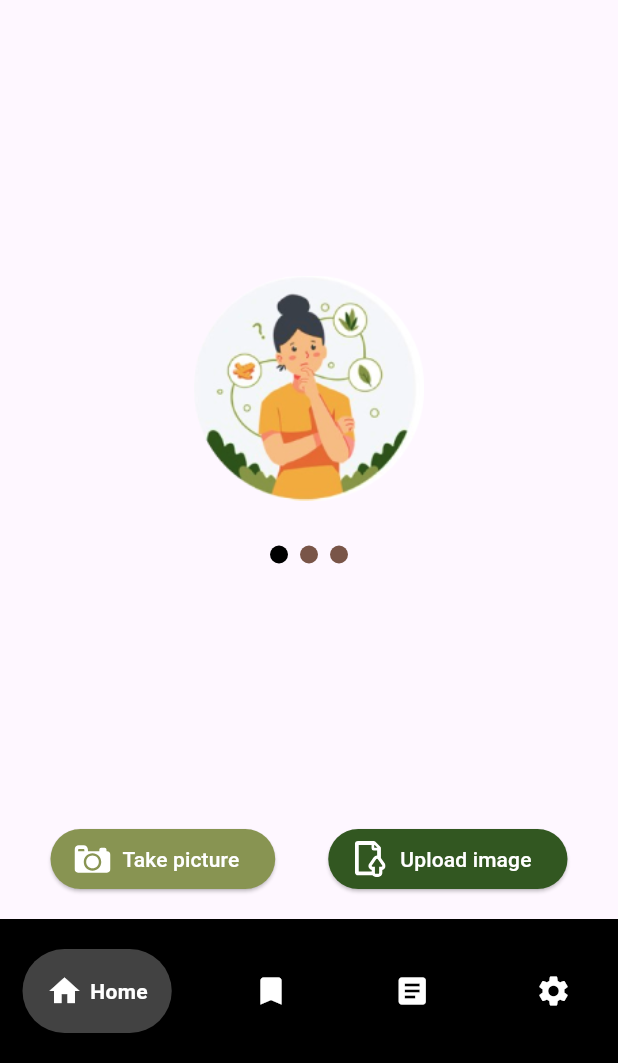
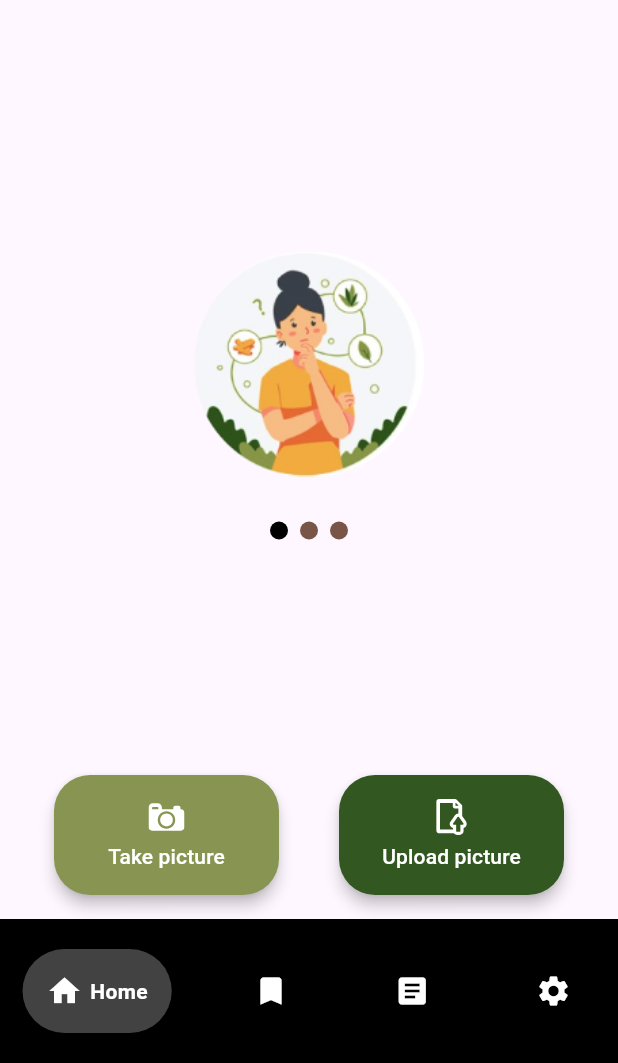
Before and after one commit to aintyourcupoftea/BharatLeafLens, a Flutter app: the screen it shows after launch, on a phone screen of 412 x 824 dp, the part 173-1236 px from its top. Run offline on Flutter 3.47's test engine with Material 3 defaults, Android fonts, the light colour scheme and no system bars; drawn by our look-alikes of flutter_carousel_widget, google_nav_bar; our stand-ins replace flutter_svg, google_fonts.

Commit message:
Updated Buttons UI

```diff
--- a/lib/homepage.dart
+++ b/lib/pages/homepage.dart
@@ -1,7 +1,7 @@
 import 'package:flutter/material.dart';
+import 'package:flutter_svg/flutter_svg.dart';
 import 'package:google_fonts/google_fonts.dart';
 import 'package:flutter_carousel_widget/flutter_carousel_widget.dart';
-import 'package:flutter_svg/flutter_svg.dart';
 
 class HomePage extends StatelessWidget {
   const HomePage({super.key});
@@ -22,9 +22,9 @@ class HomePage extends StatelessWidget {
           ),
         )
         .toList();
+
     return Scaffold(
       appBar: AppBar(
-        // backgroundColor: Color(0xff7B3F00),
         toolbarHeight: 150,
         title: Center(
           child: RichText(
@@ -45,16 +45,6 @@ class HomePage extends StatelessWidget {
                     fontWeight: FontWeight.bold,
                     color: Colors.brown.shade900,
                     fontSize: 36,
-                    // foreground: Paint()
-                    //   ..shader = LinearGradient(
-                    //     colors: [
-                    //       Color(0xffFF9933), // Saffron
-                    //       Color(0xff138808),
-                    //       // Color(0xff17E700), // Green
-                    //     ],
-                    //   ).createShader(
-                    //     Rect.fromLTWH(125, 0, 100, 0),
-                    //   ),
                   ),
                 )
               ],
@@ -66,10 +56,9 @@ class HomePage extends StatelessWidget {
         child: Column(
           mainAxisAlignment: MainAxisAlignment.center,
           children: [
-            Expanded(
-              child: Container(),
-            ),
+            Expanded(child: Container()), // Space before carousel
             SizedBox(
+              // Your carousel widget
               height: 200,
               width: 300,
               child: FlutterCarousel(
@@ -98,49 +87,75 @@ class HomePage extends StatelessWidget {
                   slideIndicator: CircularSlideIndicator(
                     currentIndicatorColor: Colors.black,
                     indicatorBackgroundColor: Colors.brown,
+                  ), // ... Your existing carousel options ...
                 ),
               ),
             ),
-            ),
-            Expanded(child: Container()),
+            Expanded(child: Container()), // Space after the carousel
+            // Button Row
             Padding(
-              padding: EdgeInsets.all(16),
+              padding: const EdgeInsets.all(16.0),
               child: Row(
                 mainAxisAlignment: MainAxisAlignment.spaceAround,
                 children: [
-                  ElevatedButton.icon(
+                  ElevatedButton(
                     style: ElevatedButton.styleFrom(
                       backgroundColor: const Color(0xff889452),
+                      minimumSize: const Size(150, 80),
+                      elevation: 4,
+                      shadowColor: Colors.black,
+                      shape: RoundedRectangleBorder(
+                        borderRadius: BorderRadius.circular(24),
+                      ),
                     ),
                     onPressed: () {},
-                    icon: SvgPicture.asset(
-                      "assets/icons/camera.svg", // Your SVG icon path
+                    child: Column(
+                      mainAxisAlignment: MainAxisAlignment.center,
+                      children: [
+                        SvgPicture.asset(
+                          "assets/icons/camera.svg",
+                          height: 24,
                           width: 24,
-                      height: 24,
                         ),
-                    label: Text(
+                        SizedBox(height: 4),
+                        Text(
                           "Take picture",
                           style: TextStyle(color: Colors.white),
                         ),
+                      ],
                     ),
-                  ElevatedButton.icon(
+                  ),
+                  ElevatedButton(
+                    // Similar structure for Button 2
                     style: ElevatedButton.styleFrom(
                       backgroundColor: const Color(0xff325721),
+                      minimumSize: const Size(150, 80),
+                      elevation: 4,
+                      shadowColor: Colors.black,
+                      shape: RoundedRectangleBorder(
+                        borderRadius: BorderRadius.circular(24),
+                      ),
                     ),
                     onPressed: () {},
-                    icon: SvgPicture.asset(
+                    child: Column(
+                      mainAxisAlignment: MainAxisAlignment.center,
+                      children: [
+                        SvgPicture.asset(
                           "assets/icons/upload_Image.svg",
+                          height: 24,
                           width: 24,
-                      height: 24,
                         ),
-                    label: Text(
-                      "Upload image",
+                        SizedBox(height: 4),
+                        Text(
+                          "Upload picture",
                           style: TextStyle(color: Colors.white),
+                        ),
+                      ],
                     ),
                   ),
                 ],
               ),
-            )
+            ),
           ],
         ),
       ),
```
Also changed, not shown: lib/main.dart (+4 -16 lines), lib/pages/articles_page.dart (renamed from lib/articles_page.dart), lib/pages/bookmarks_page.dart (renamed from lib/bookmarks_page.dart), lib/pages/profile_page.dart (renamed from lib/profile_page.dart). Lines whose indentation alone changed are shown as unchanged.
